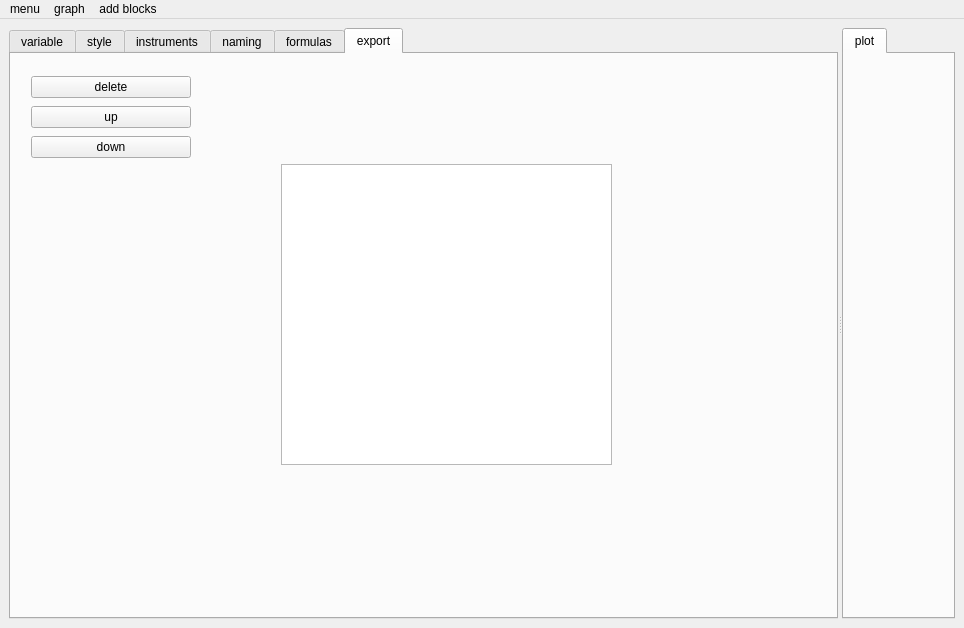
Old version of the form mainwindow.ui in the repository VariPor/laboratory_work_handler.
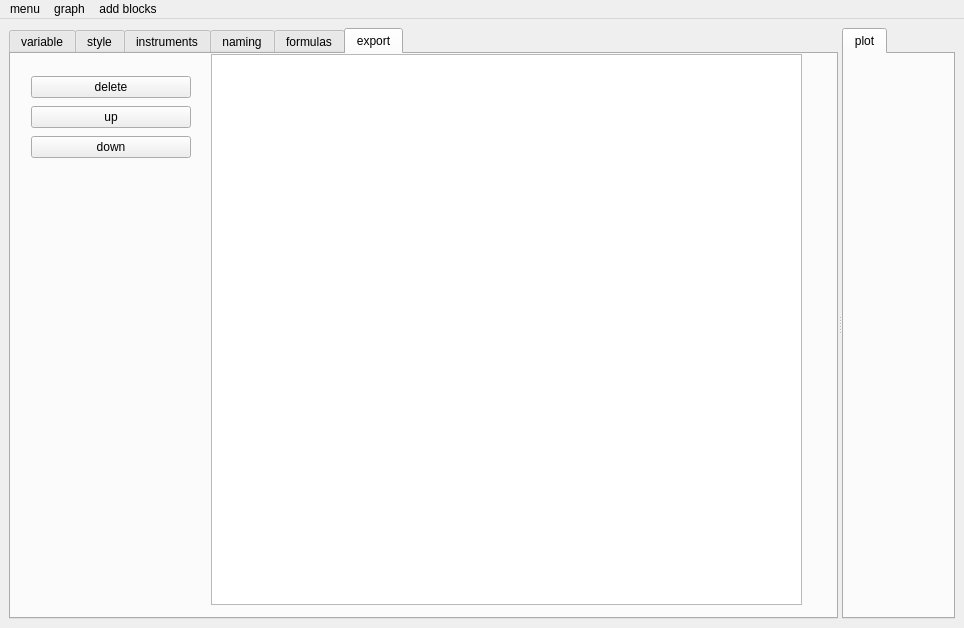
New version of the form. Custom widgets are drawn as their Qt base class.

```diff
--- a/mainwindow.ui
+++ b/mainwindow.ui
@@ -247,10 +247,10 @@
         <widget class="QTextEdit" name="ODF_export">
          <property name="geometry">
           <rect>
-           <x>270</x>
-           <y>110</y>
-           <width>331</width>
-           <height>301</height>
+           <x>200</x>
+           <y>0</y>
+           <width>591</width>
+           <height>551</height>
           </rect>
          </property>
         </widget>
```
Left out of the diff: 6 changed lines with no effect on the pictures.
